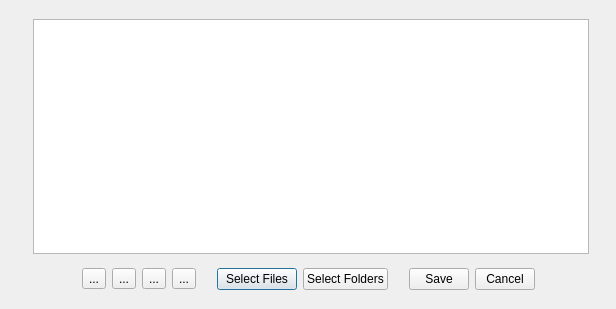
First picture: the form in forms/dialog_lookup.ui, repository copperspice/doxypressapp, before the edit.
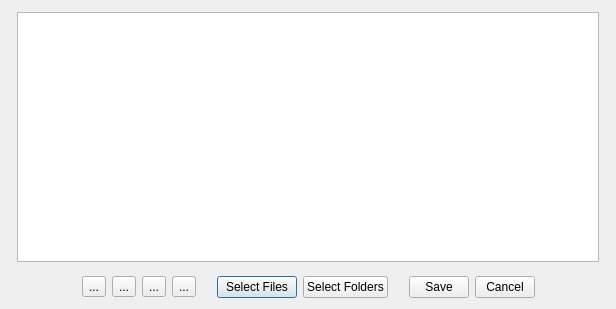
Second picture: the form after the edit. Icons and pictures are not drawn.

What changed in the file:
```diff
--- a/forms/dialog_lookup.ui
+++ b/forms/dialog_lookup.ui
@@ -20,7 +20,13 @@
    <string>Edit Recipe</string>
   </property>
   <layout class="QGridLayout" name="gridLayout">
-   <item row="4" column="1" colspan="4">
+   <property name="topMargin">
+    <number>12</number>
+   </property>
+   <item row="1" column="1">
+    <widget class="QTableView" name="tableView"/>
+   </item>
+   <item row="3" column="0" colspan="3">
     <layout class="QHBoxLayout" name="horizontalLayout_2">
      <item>
       <spacer name="horizontalSpacer_1">
@@ -217,74 +223,7 @@
      </item>
     </layout>
    </item>
-   <item row="0" column="3">
-    <spacer name="verticalSpacer_2">
-     <property name="orientation">
-      <enum>Qt::Vertical</enum>
-     </property>
-     <property name="sizeType">
-      <enum>QSizePolicy::Fixed</enum>
-     </property>
-     <property name="sizeHint" stdset="0">
-      <size>
-       <width>20</width>
-       <height>8</height>
-      </size>
-     </property>
-    </spacer>
-   </item>
-   <item row="2" column="0">
-    <spacer name="horizontalSpacer_3">
-     <property name="orientation">
-      <enum>Qt::Horizontal</enum>
-     </property>
-     <property name="sizeType">
-      <enum>QSizePolicy::Fixed</enum>
-     </property>
-     <property name="sizeHint" stdset="0">
-      <size>
-       <width>10</width>
-       <height>20</height>
-      </size>
-     </property>
-    </spacer>
-   </item>
-   <item row="2" column="5">
-    <spacer name="horizontalSpacer">
-     <property name="orientation">
-      <enum>Qt::Horizontal</enum>
-     </property>
-     <property name="sizeType">
-      <enum>QSizePolicy::Fixed</enum>
-     </property>
-     <property name="sizeHint" stdset="0">
-      <size>
-       <width>10</width>
-       <height>20</height>
-      </size>
-     </property>
-    </spacer>
-   </item>
-   <item row="2" column="3">
-    <widget class="QTableView" name="tableView"/>
-   </item>
-   <item row="5" column="2" colspan="3">
-    <spacer name="verticalSpacer">
-     <property name="orientation">
-      <enum>Qt::Vertical</enum>
-     </property>
-     <property name="sizeType">
-      <enum>QSizePolicy::Fixed</enum>
-     </property>
-     <property name="sizeHint" stdset="0">
-      <size>
-       <width>20</width>
-       <height>8</height>
-      </size>
-     </property>
-    </spacer>
-   </item>
-   <item row="3" column="3">
+   <item row="2" column="1">
     <spacer name="verticalSpacer_4">
      <property name="orientation">
       <enum>Qt::Vertical</enum>
```
